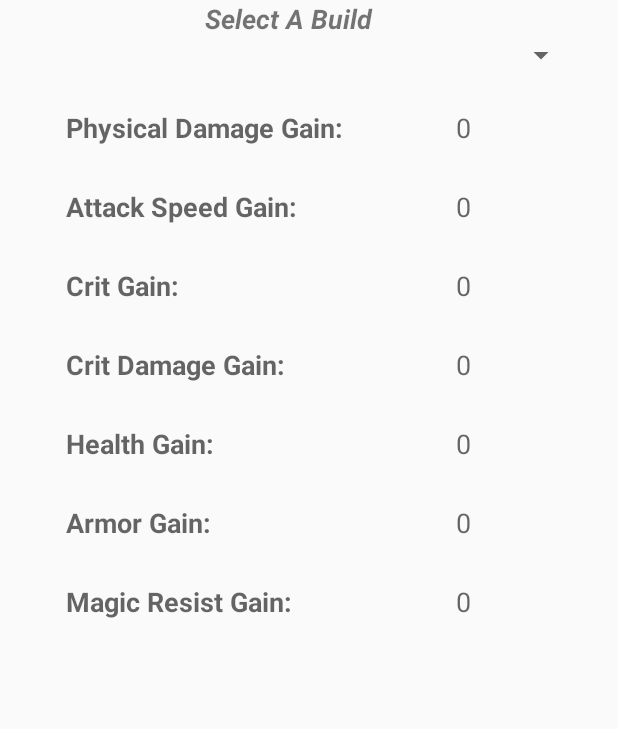
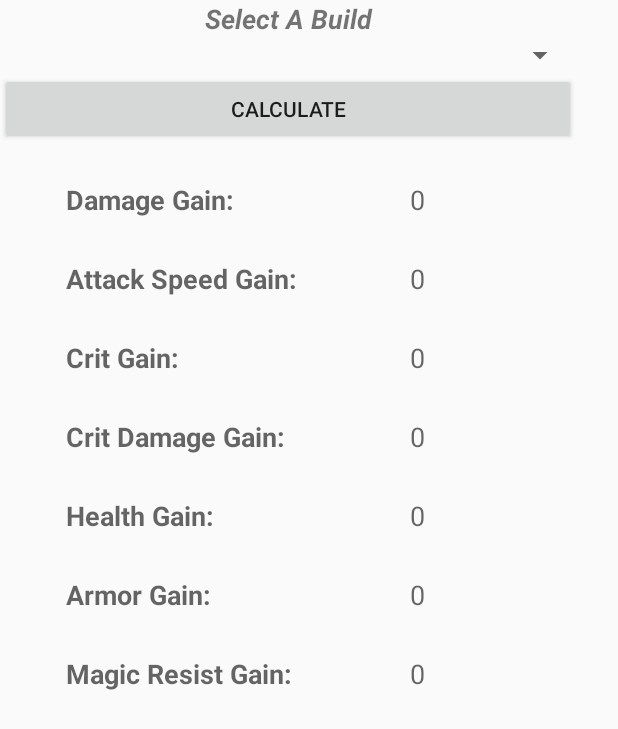
Before and after one commit to RoyceNguyen/BuildCalculator, an Android app: the layout fragment_damage_calculator.xml on its own in the app's theme, with its tools: preview values and no code run, on a phone screen of 412 x 824 dp. Shown: the top 729 px of the screen. Run offline under Robolectric (Android 15) with nearby library versions, the phone set to English and light mode, and no system bars.

Commit message:
Added calcualte button to the calculator

```diff
--- a/app/src/main/java/com/rnb/install/buildcalculator/BuildFragment.java
+++ b/app/src/main/java/com/rnb/install/buildcalculator/BuildFragment.java
@@ -123,7 +123,6 @@ public class BuildFragment extends Fragment {
                 Item gear = db.getGear(buildslist.get(position).getGear());
                 db.closeDB();
 
-
                 if(build.getText() != (buildslist.get(position)).getName()){
                     //update the text of build
                     if (wep != null) {
@@ -140,11 +139,8 @@ public class BuildFragment extends Fragment {
 
                 }
                 else{
-
-
                     build.setText(" ");
                     gearChoice.setText(" ");
-
                     details.setText("Click to show more");
                     //update the chevron image
                     chevron.setImageResource(R.drawable.ic_expand_more_black_24dp);
--- a/app/src/main/res/layout/fragment_damage_calculator.xml
+++ b/app/src/main/res/layout/fragment_damage_calculator.xml
@@ -22,11 +22,23 @@
         android:layout_width="match_parent"
         android:layout_height="wrap_content"
         android:id="@+id/buildSpinner" />
+    <LinearLayout
+        android:layout_width="384dp"
+        android:layout_height="wrap_content"
+        android:orientation="vertical">
 
 
-    =======
->>>>>>> staging
+        <Button
+            android:text="Calculate"
+            android:layout_width="match_parent"
+            android:layout_height="wrap_content"
+            android:id="@+id/calculateButton"
+            android:layout_weight="1" />
+    </LinearLayout>
+
+
     <!--creating textviews in a gridlayout to output the calculations -->
+
     <GridLayout
         android:layout_width="wrap_content"
         android:layout_height="wrap_content"
@@ -40,7 +52,7 @@
                 android:layout_width="wrap_content"
                 android:layout_height="wrap_content"
                 android:textAppearance="?android:attr/textAppearanceMedium"
-                android:text="Physical Damage Gain:"
+                android:text="Damage Gain:"
                 android:id="@+id/physDmg"
                 android:paddingTop="20dp"
                 android:textStyle="bold"
@@ -52,7 +64,7 @@
                 android:layout_width="144dp"
                 android:layout_height="match_parent"
                 android:textAppearance="?android:attr/textAppearanceMedium"
-                android:id="@+id/physDmgGain"
+                android:id="@+id/dmgGain"
                 android:hint="0"
                 android:gravity="center_vertical|center_horizontal"
                 android:textAlignment="gravity" />
--- a/app/src/main/res/values/arrays.xml
+++ b/app/src/main/res/values/arrays.xml
@@ -8,7 +8,6 @@
     <string-array name="values_list_preference">
         <item>1</item>
         <item>2</item>
-
     </string-array>
 
     <string-array name="credit">
```
Also changed, not shown: app/src/main/java/com/rnb/install/buildcalculator/DamageCalculator.java (+97 -4 lines).
